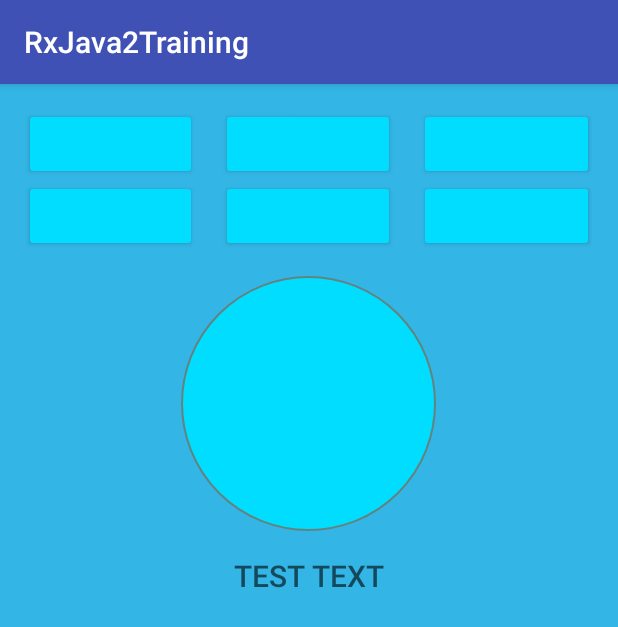
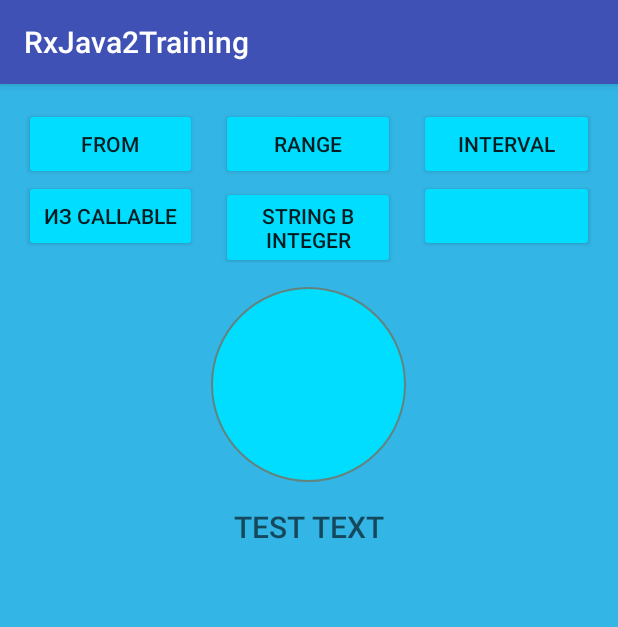
Before and after one commit to Golgoroth22/GeekBrains_Android3, an Android app: the screen it shows after launch (MainActivity), on a phone screen of 412 x 824 dp. Shown: the top 627 px of the screen. Run offline under Robolectric (Android 15) with nearby library versions, the phone set to English and light mode, and no system bars; our stand-ins replace RxJava.

Commit message:
finish StringToInteger example and correct come views

```diff
--- a/RxJava2Training/app/src/main/java/com/falin/valentin/rxjava2training/model/Model.java
+++ b/RxJava2Training/app/src/main/java/com/falin/valentin/rxjava2training/model/Model.java
@@ -4,7 +4,6 @@ import java.util.concurrent.Callable;
 import java.util.concurrent.TimeUnit;
 
 import io.reactivex.Observable;
-import io.reactivex.Observer;
 
 public class Model {
     private Observable<String> stringObservable;
@@ -12,6 +11,7 @@ public class Model {
     private Observable<Long> longObserver;
     private String count;
     private Callable<Integer> integerCallable;
+    private String[] stringMass;
 
     public Model() {
         stringObservable = Observable.fromArray("One", "Two", "Three");
@@ -24,6 +24,7 @@ public class Model {
                 return longAction(count);
             }
         };
+        stringMass = new String[]{"1", "2", "3", "4", "5", "6"};
     }
 
     public Observable<String> getStringObservable() {
@@ -42,13 +43,16 @@ public class Model {
         return integerCallable;
     }
 
-    private int longAction(String text) {
+    public int longAction(String text) {
         try {
             TimeUnit.SECONDS.sleep(1);
         } catch (InterruptedException e) {
             e.printStackTrace();
         }
-
         return Integer.parseInt(text);
     }
+
+    public String[] getStringMass() {
+        return stringMass;
+    }
 }
--- a/RxJava2Training/app/src/main/res/layout/fragment_view.xml
+++ b/RxJava2Training/app/src/main/res/layout/fragment_view.xml
@@ -16,7 +16,8 @@
             android:layout_width="0dp"
             android:layout_height="wrap_content"
             android:layout_weight="7"
-            android:backgroundTint="@android:color/holo_blue_bright" />
+            android:backgroundTint="@android:color/holo_blue_bright"
+            android:text="@string/from" />
 
         <TextView
             android:layout_width="0dp"
@@ -29,7 +30,8 @@
             android:layout_height="wrap_content"
             android:layout_weight="7"
             android:backgroundTint="@android:color/holo_blue_bright"
-            android:elevation="10dp" />
+            android:elevation="10dp"
+            android:text="@string/range" />
 
         <TextView
             android:layout_width="0dp"
@@ -41,7 +43,8 @@
             android:layout_width="0dp"
             android:layout_height="wrap_content"
             android:layout_weight="7"
-            android:backgroundTint="@android:color/holo_blue_bright" />
+            android:backgroundTint="@android:color/holo_blue_bright"
+            android:text="@string/interval" />
 
     </LinearLayout>
 
@@ -54,7 +57,8 @@
             android:layout_width="0dp"
             android:layout_height="wrap_content"
             android:layout_weight="7"
-            android:backgroundTint="@android:color/holo_blue_bright" />
+            android:backgroundTint="@android:color/holo_blue_bright"
+            android:text="@string/callable" />
 
         <TextView
             android:layout_width="0dp"
@@ -67,7 +71,7 @@
             android:layout_height="wrap_content"
             android:layout_weight="7"
             android:backgroundTint="@android:color/holo_blue_bright"
-            android:elevation="10dp" />
+            android:text="@string/string_integer" />
 
         <TextView
             android:layout_width="0dp"
@@ -85,8 +89,8 @@
 
     <ImageView
         android:id="@+id/image"
-        android:layout_width="@dimen/dimen_170dp"
-        android:layout_height="@dimen/dimen_170dp"
+        android:layout_width="@dimen/dimen_130dp"
+        android:layout_height="@dimen/dimen_130dp"
         android:layout_gravity="center"
         android:layout_marginTop="@dimen/dimen_16dp"
         android:background="@drawable/shape"
--- a/RxJava2Training/app/src/main/res/values/dimens.xml
+++ b/RxJava2Training/app/src/main/res/values/dimens.xml
@@ -2,4 +2,5 @@
 <resources>
     <dimen name="dimen_16dp">16dp</dimen>
     <dimen name="dimen_170dp">170dp</dimen>
+    <dimen name="dimen_130dp">130dp</dimen>
 </resources>
--- a/RxJava2Training/app/src/main/res/values/strings.xml
+++ b/RxJava2Training/app/src/main/res/values/strings.xml
@@ -5,4 +5,9 @@
     <string name="hello_blank_fragment">Hello blank fragment</string>
     <string name="image">image</string>
     <string name="test_text">TEST TEXT</string>
+    <string name="callable">из Callable</string>
+    <string name="interval">interval</string>
+    <string name="range">range</string>
+    <string name="from">from</string>
+    <string name="string_integer">String в Integer</string>
 </resources>
```
Also changed, not shown: RxJava2Training/app/src/main/java/com/falin/valentin/rxjava2training/presenter/Presenter.java (+8 -2 lines), RxJava2Training/app/src/main/java/com/falin/valentin/rxjava2training/view/ViewFragment.java (+42 -0 lines).
